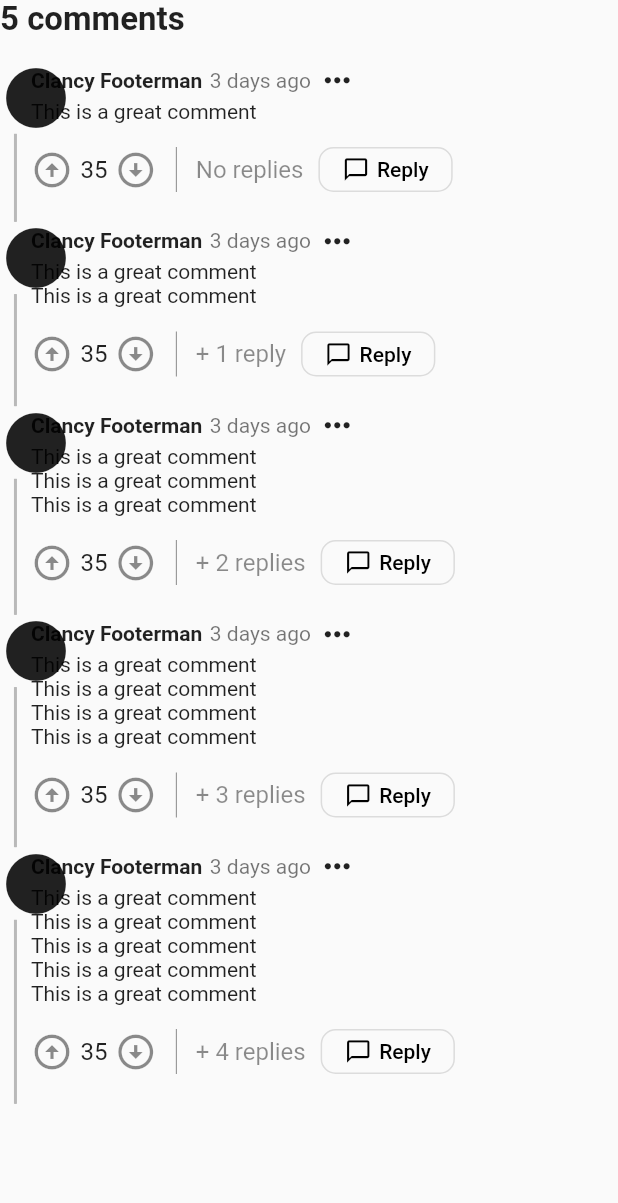
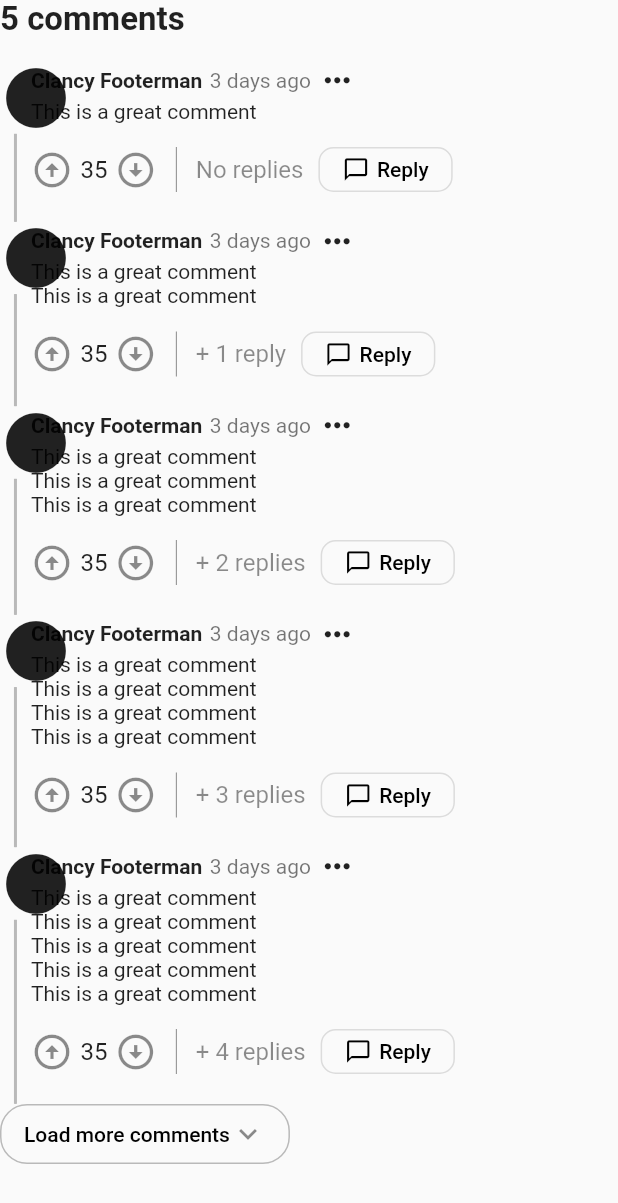
Before and after one commit to fatduckling/a-modern-forum-ui, a Flutter app: the CommentBox widget shown alone on an empty page, opened directly, on a phone screen of 412 x 824 dp. Shown: the top 1203 px of the screen. Run offline on Flutter 3.47's test engine with Material 2 defaults, Android fonts, the phone set to English and light mode, and no system bars; our stand-ins replace charts_flutter, timeago; missing offline and left inert: flutter_portal, flutter_quill, outline_search_bar.

Commit message:
Added load more comments button

```diff
--- a/lib/widgets/comment_box/comment_box.dart
+++ b/lib/widgets/comment_box/comment_box.dart
@@ -2,6 +2,7 @@ import 'package:a_modern_forum_project/models/comments/comment_model.dart';
 import 'package:a_modern_forum_project/models/comments/comments_model.dart';
 import 'package:a_modern_forum_project/utils/time_util.dart';
 import 'package:a_modern_forum_project/widgets/buttons/rounded_outline/small/small_outline_button.dart';
+import 'package:a_modern_forum_project/widgets/load_more_comments/load_more_comments.dart';
 import 'package:a_modern_forum_project/widgets/text/h1.dart';
 import 'package:a_modern_forum_project/widgets/up_down_votes/up_down_votes.dart';
 import 'package:flutter/material.dart';
@@ -156,7 +157,8 @@ class _CommentBox extends State<CommentBox> {
                           ]))
                 ],
               ));
-            })
+            }),
+        const LoadMoreCommentsButton(),
       ],
     );
   }
--- /dev/null
+++ b/lib/widgets/load_more_comments/load_more_comments.dart
@@ -0,0 +1,62 @@
+import 'package:flutter/material.dart';
+
+class LoadMoreCommentsButton extends StatefulWidget {
+  const LoadMoreCommentsButton({Key? key}) : super(key: key);
+
+  @override
+  State<StatefulWidget> createState() => _LoadMoreComments();
+}
+
+class _LoadMoreComments extends State<LoadMoreCommentsButton> {
+  /// If true, a loading spinner will be shown
+  bool isLoading = false;
+
+  @override
+  Widget build(BuildContext context) {
+    return SizedBox(
+      height: 40,
+      child: OutlinedButton(
+          onPressed: () {
+            setState(() {
+              isLoading = !isLoading;
+            });
+          },
+          style: OutlinedButton.styleFrom(
+            shape: RoundedRectangleBorder(
+              borderRadius: BorderRadius.circular(18.0),
+            ),
+            side: const BorderSide(width: 1, color: Colors.black26),
+          ),
+          child: Row(
+            mainAxisSize: MainAxisSize.min,
+            children: [
+              const Text(
+                "Load more comments",
+                style: TextStyle(color: Colors.black),
+              ),
+              isLoading
+                  ? Row(
+                      children: const [
+                        SizedBox(
+                          width: 10,
+                        ),
+                        SizedBox(
+                          height: 20,
+                          width: 20,
+                          child: Center(
+                            child: CircularProgressIndicator(
+                              color: Colors.black45,
+                            ),
+                          ),
+                        )
+                      ],
+                    )
+                  : const Icon(
+                      Icons.keyboard_arrow_down_outlined,
+                      color: Colors.black45,
+                    ),
+            ],
+          )),
+    );
+  }
+}
```
